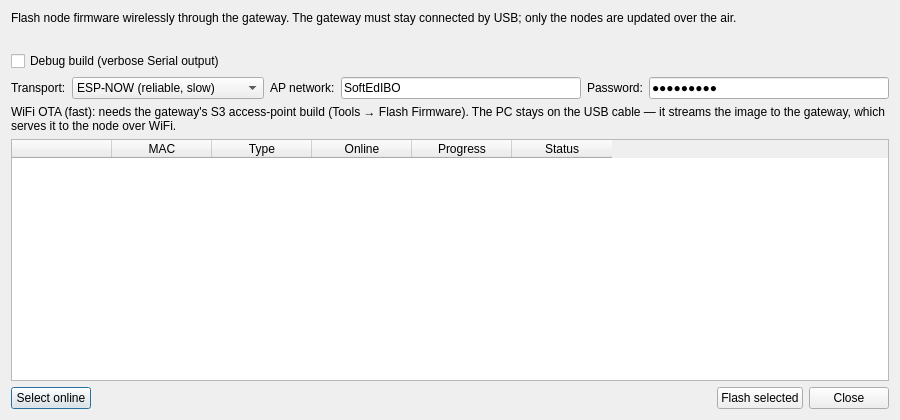
Above: src/gui/ui/ota_update_dialog.ui from techandpeople/SoftEdIBO before the change. Below: the same form after it.
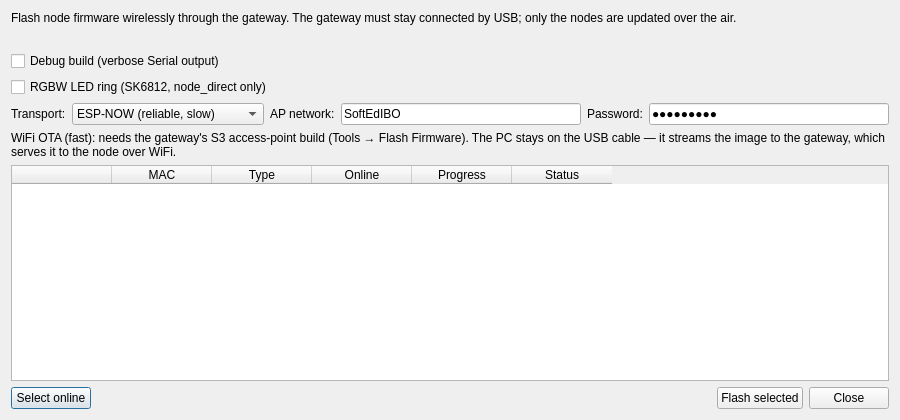
That is the form after the change.

Diff of the .ui file:
```diff
--- a/src/gui/ui/ota_update_dialog.ui
+++ b/src/gui/ui/ota_update_dialog.ui
@@ -28,6 +28,12 @@
      <property name="text"><string>Debug build (verbose Serial output)</string></property>
     </widget>
    </item>
+   <item>
+    <widget class="QCheckBox" name="rgbw_check">
+     <property name="whatsThis"><string>Flash the RGBW LED-ring build for nodes wired with an RGBW NeoPixel ring (SK6812, e.g. Adafruit 2862, 4 colour channels) instead of a plain RGB ring (WS2812, e.g. Adafruit 1586). Applies to selected node_direct boards; other node types ignore it. The two pixel types use a different data format, so the wrong build drives the ring with shifted colours.</string></property>
+     <property name="text"><string>RGBW LED ring (SK6812, node_direct only)</string></property>
+    </widget>
+   </item>
    <item>
     <layout class="QHBoxLayout" name="transport_row">
      <item>
```
